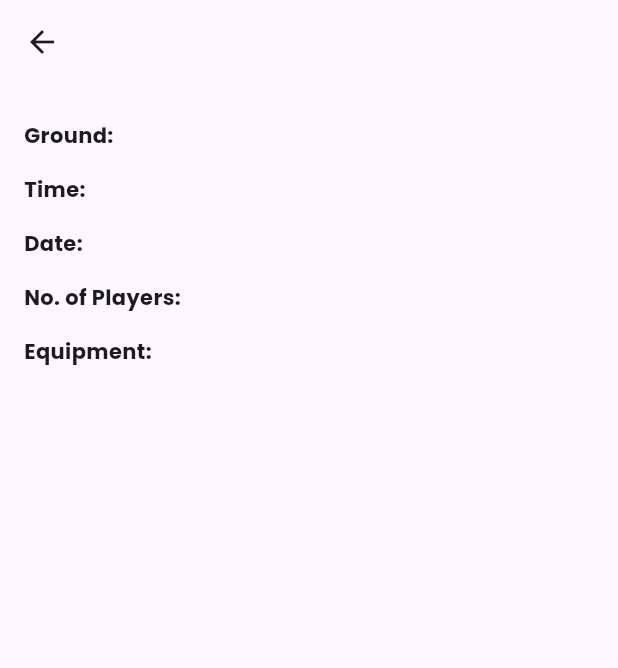
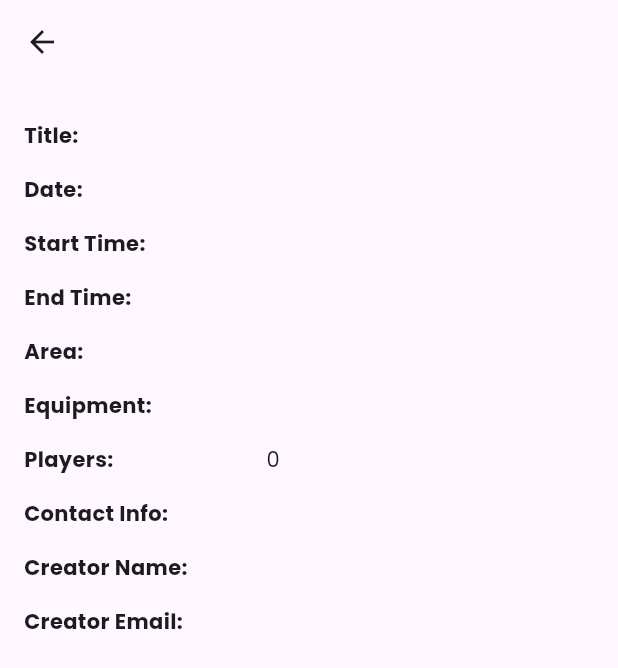
Before and after one commit to BharZInstein/Rendezvous, a Flutter app: the InformationPage screen opened directly with empty values, on a phone screen of 412 x 824 dp. Shown: the top 668 px of the screen. Run offline on Flutter 3.47's test engine with Material 3 defaults, Android fonts, the phone set to English and light mode, and no system bars; our stand-ins replace cloud_firestore, firebase_auth, firebase_core, google_fonts, google_sign_in; accounts and stored records are empty.

Commit message:
feat: almost done

```diff
--- a/lib/components/infopage.dart
+++ b/lib/components/infopage.dart
@@ -1,38 +1,33 @@
 import 'package:flutter/material.dart';
 
+import '../event.dart';
+
 class InformationPage extends StatelessWidget {
-  final String title;
-  final String ground;
-  final String time;
-  final String date;
-  final String numPlayers;
-  final String equipment;
+  final Event event;
 
-  InformationPage({
-    required this.title,
-    required this.ground,
-    required this.time,
-    required this.date,
-    required this.numPlayers,
-    required this.equipment,
-  });
+  InformationPage({required this.event});
 
   @override
   Widget build(BuildContext context) {
     return Scaffold(
       appBar: AppBar(
-        title: Text(title),
+        title: Text(event.title), // Use event.title for the title
       ),
       body: Padding(
         padding: const EdgeInsets.all(16.0),
         child: Column(
           crossAxisAlignment: CrossAxisAlignment.start,
           children: [
-            _buildInfoRow('Ground', ground),
-            _buildInfoRow('Time', time),
-            _buildInfoRow('Date', date),
-            _buildInfoRow('No. of Players', numPlayers),
-            _buildInfoRow('Equipment', equipment),
+            _buildInfoRow('Title', event.title),
+            _buildInfoRow('Date', event.date),
+            _buildInfoRow('Start Time', event.startTime),
+            _buildInfoRow('End Time', event.endTime),
+            _buildInfoRow('Area', event.area),
+            _buildInfoRow('Equipment', event.equipment),
+            _buildInfoRow('Players', event.players.toString()), // Convert players to string
+            _buildInfoRow('Contact Info', event.contactInfo),
+            _buildInfoRow('Creator Name', event.creatorName),
+            _buildInfoRow('Creator Email', event.creatorEmail),
           ],
         ),
       ),
--- /dev/null
+++ b/lib/event.dart
@@ -0,0 +1,43 @@
+import 'package:cloud_firestore/cloud_firestore.dart';
+
+class Event {
+  final String title; // Use event_name instead of title
+  final String date;
+  final String startTime;
+  final String endTime;
+  final String area;
+  final String equipment;
+  final int players; // Assuming players is an integer
+  final String contactInfo;
+  final String creatorName;
+  final String creatorEmail;
+
+  const Event({
+    required this.title,
+    required this.date,
+    required this.startTime,
+    required this.endTime,
+    required this.area,
+    required this.equipment,
+    required this.players,
+    required this.contactInfo,
+    required this.creatorName,
+    required this.creatorEmail,
+  });
+
+  factory Event.fromFirestore(DocumentSnapshot doc) {
+    final data = doc.data()! as Map<String, dynamic>;
+    return Event(
+      title: data['event_name'] as String,
+      date: data['date'] as String,
+      startTime: data['start_time'] as String,
+      endTime: data['end_time'] as String,
+      area: data['area'] as String,
+      equipment: data['equipment'] as String,
+      players: data['players'] as int,
+      contactInfo: data['contactInfo'] as String,
+      creatorName: data['creator_name'] as String,
+      creatorEmail: data['creator_email'] as String,
+    );
+  }
+}
--- a/lib/main.dart
+++ b/lib/main.dart
@@ -30,7 +30,7 @@ class MyApp extends StatelessWidget {
   Widget build(BuildContext context) {
     return MaterialApp(
       title: 'Flutter Demo',
-      // debugShowCheckedModeBanner: true,
+      debugShowCheckedModeBanner: false,
       theme: ThemeData(
         colorScheme: ColorScheme.fromSeed(seedColor: Colors.deepPurple),
         useMaterial3: true,
```
Also changed, not shown: lib/components/Bookingsite.dart (+101 -32 lines), lib/components/eventcard.dart (+15 -12 lines), lib/components/homepage.dart (+62 -62 lines), lib/components/settings.dart (+23 -3 lines).
